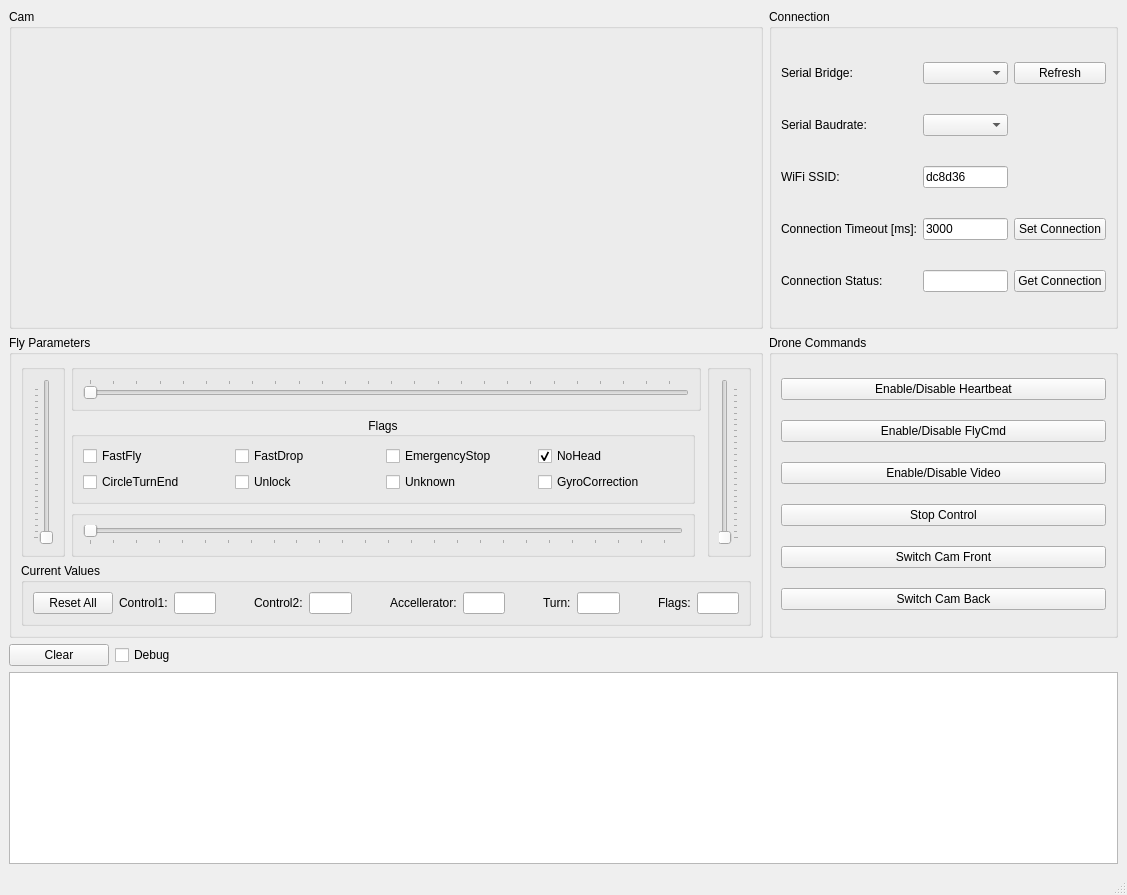
Before: the Qt Designer form controller/mainwindow.ui in Zorne7/NovaCamDrone, drawn with Qt 5.
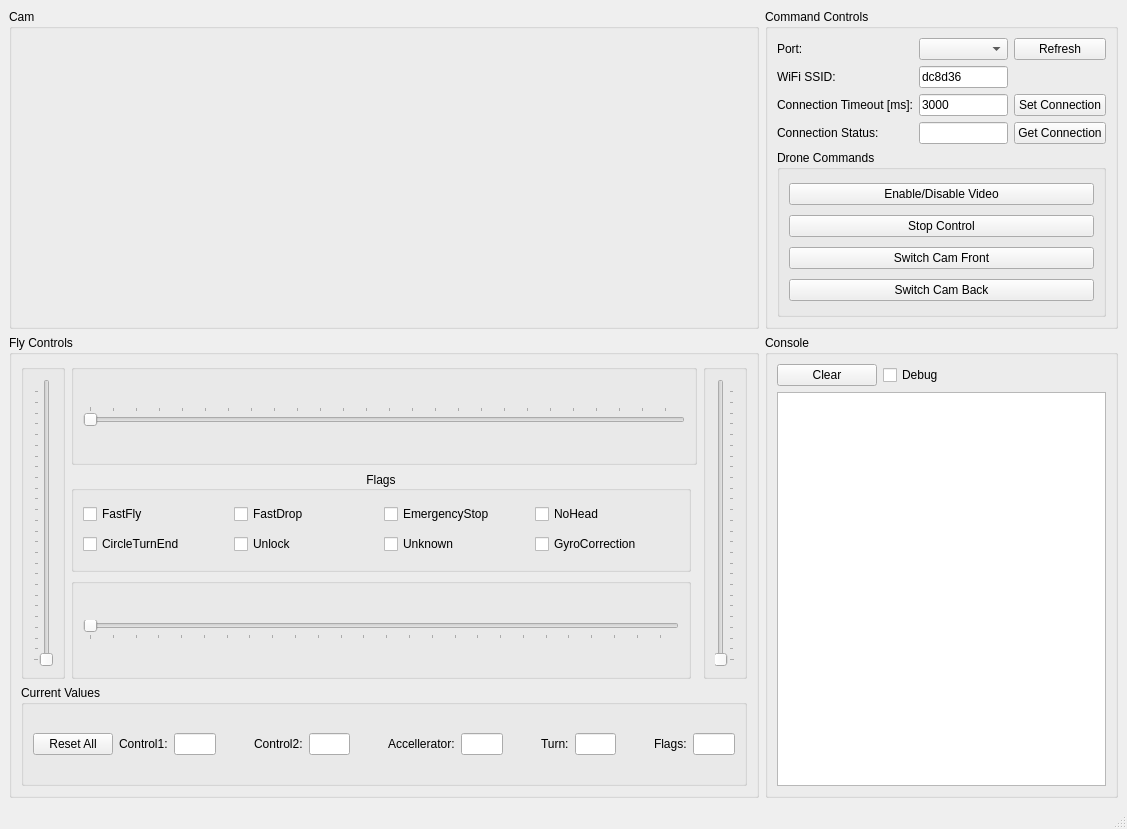
After: the same form once the commit is applied.

Commit message: modified interaction from gui to esp32

```diff
--- a/controller/mainwindow.ui
+++ b/controller/mainwindow.ui
@@ -7,7 +7,7 @@
     <x>0</x>
     <y>0</y>
     <width>1127</width>
-    <height>895</height>
+    <height>829</height>
    </rect>
   </property>
   <property name="windowTitle">
@@ -15,201 +15,10 @@
   </property>
   <widget class="QWidget" name="centralwidget">
    <layout class="QGridLayout" name="gridLayout">
-    <item row="0" column="4">
-     <widget class="QGroupBox" name="connBox">
-      <property name="sizePolicy">
-       <sizepolicy hsizetype="Preferred" vsizetype="Preferred">
-        <horstretch>0</horstretch>
-        <verstretch>0</verstretch>
-       </sizepolicy>
-      </property>
-      <property name="title">
-       <string>Connection</string>
-      </property>
-      <layout class="QGridLayout" name="gridLayout_3">
-       <item row="0" column="0">
-        <widget class="QLabel" name="label_6">
-         <property name="text">
-          <string>Serial Bridge:</string>
-         </property>
-        </widget>
-       </item>
-       <item row="3" column="1">
-        <widget class="QLineEdit" name="connTimeoutEdit">
-         <property name="text">
-          <string>3000</string>
-         </property>
-        </widget>
-       </item>
-       <item row="2" column="1">
-        <widget class="QLineEdit" name="ssidEdit">
-         <property name="text">
-          <string>dc8d36</string>
-         </property>
-        </widget>
-       </item>
-       <item row="1" column="1">
-        <widget class="QComboBox" name="baudSelector"/>
-       </item>
-       <item row="1" column="0">
-        <widget class="QLabel" name="label_7">
-         <property name="text">
-          <string>Serial Baudrate:</string>
-         </property>
-        </widget>
-       </item>
-       <item row="2" column="0">
-        <widget class="QLabel" name="labelSSID">
-         <property name="text">
-          <string>WiFi SSID:</string>
-         </property>
-        </widget>
-       </item>
-       <item row="0" column="1">
-        <widget class="QComboBox" name="portSelector"/>
-       </item>
-       <item row="0" column="2">
-        <widget class="QPushButton" name="btnRefresh">
-         <property name="text">
-          <string>Refresh</string>
-         </property>
-        </widget>
-       </item>
-       <item row="3" column="0">
-        <widget class="QLabel" name="labelSend">
-         <property name="text">
-          <string>Connection Timeout [ms]:</string>
-         </property>
-        </widget>
-       </item>
-       <item row="4" column="0">
-        <widget class="QLabel" name="label_8">
-         <property name="text">
-          <string>Connection Status:</string>
-         </property>
-        </widget>
-       </item>
-       <item row="4" column="1">
-        <widget class="QLineEdit" name="connStatusEdit">
-         <property name="readOnly">
-          <bool>true</bool>
-         </property>
-        </widget>
-       </item>
-       <item row="4" column="2">
-        <widget class="QPushButton" name="btnGetConn">
-         <property name="text">
-          <string>Get Connection</string>
-         </property>
-        </widget>
-       </item>
-       <item row="3" column="2">
-        <widget class="QPushButton" name="btnSetConn">
-         <property name="text">
-          <string>Set Connection</string>
-         </property>
-        </widget>
-       </item>
-      </layout>
-     </widget>
-    </item>
-    <item row="2" column="0">
-     <widget class="QPushButton" name="btnClear">
-      <property name="maximumSize">
-       <size>
-        <width>100</width>
-        <height>16777215</height>
-       </size>
-      </property>
-      <property name="text">
-       <string>Clear</string>
-      </property>
-     </widget>
-    </item>
-    <item row="1" column="4">
-     <widget class="QGroupBox" name="droneCmdBox">
-      <property name="sizePolicy">
-       <sizepolicy hsizetype="Preferred" vsizetype="Preferred">
-        <horstretch>0</horstretch>
-        <verstretch>0</verstretch>
-       </sizepolicy>
-      </property>
-      <property name="title">
-       <string>Drone Commands</string>
-      </property>
-      <layout class="QVBoxLayout" name="droneLayout">
-       <item>
-        <widget class="QPushButton" name="btnHeartbeat">
-         <property name="text">
-          <string>Enable/Disable Heartbeat</string>
-         </property>
-         <property name="checkable">
-          <bool>true</bool>
-         </property>
-        </widget>
-       </item>
-       <item>
-        <widget class="QPushButton" name="btnFly">
-         <property name="text">
-          <string>Enable/Disable FlyCmd</string>
-         </property>
-         <property name="checkable">
-          <bool>true</bool>
-         </property>
-        </widget>
-       </item>
-       <item>
-        <widget class="QPushButton" name="btnVideo">
-         <property name="text">
-          <string>Enable/Disable Video</string>
-         </property>
-         <property name="checkable">
-          <bool>true</bool>
-         </property>
-        </widget>
-       </item>
-       <item>
-        <widget class="QPushButton" name="btnStop">
-         <property name="text">
-          <string>Stop Control</string>
-         </property>
-        </widget>
-       </item>
-       <item>
-        <widget class="QPushButton" name="btnCamFront">
-         <property name="text">
-          <string>Switch Cam Front</string>
-         </property>
-        </widget>
-       </item>
-       <item>
-        <widget class="QPushButton" name="btnCamBack">
-         <property name="text">
-          <string>Switch Cam Back</string>
-         </property>
-        </widget>
-       </item>
-      </layout>
-     </widget>
-    </item>
-    <item row="5" column="0" colspan="5">
-     <widget class="QTextEdit" name="log">
-      <property name="readOnly">
-       <bool>true</bool>
-      </property>
-     </widget>
-    </item>
-    <item row="2" column="1">
-     <widget class="QCheckBox" name="debugCheck">
-      <property name="text">
-       <string>Debug</string>
-      </property>
-     </widget>
-    </item>
     <item row="1" column="0" colspan="4">
      <widget class="QGroupBox" name="flyParamBox">
       <property name="title">
-       <string>Fly Parameters</string>
+       <string>Fly Controls</string>
       </property>
       <layout class="QGridLayout" name="gridLayout_2">
        <item row="0" column="0" rowspan="3">
@@ -500,7 +309,7 @@
              <string>NoHead</string>
             </property>
             <property name="checked">
-             <bool>true</bool>
+             <bool>false</bool>
             </property>
            </widget>
           </item>
@@ -588,6 +397,176 @@
       </layout>
      </widget>
     </item>
+    <item row="0" column="4">
+     <widget class="QGroupBox" name="connBox">
+      <property name="sizePolicy">
+       <sizepolicy hsizetype="Preferred" vsizetype="Preferred">
+        <horstretch>0</horstretch>
+        <verstretch>0</verstretch>
+       </sizepolicy>
+      </property>
+      <property name="title">
+       <string>Command Controls</string>
+      </property>
+      <layout class="QGridLayout" name="gridLayout_3">
+       <item row="2" column="2">
+        <widget class="QPushButton" name="btnSetConn">
+         <property name="text">
+          <string>Set Connection</string>
+         </property>
+        </widget>
+       </item>
+       <item row="0" column="2">
+        <widget class="QPushButton" name="btnRefresh">
+         <property name="text">
+          <string>Refresh</string>
+         </property>
+        </widget>
+       </item>
+       <item row="2" column="0">
+        <widget class="QLabel" name="labelSend">
+         <property name="text">
+          <string>Connection Timeout [ms]:</string>
+         </property>
+        </widget>
+       </item>
+       <item row="0" column="0">
+        <widget class="QLabel" name="label_6">
+         <property name="text">
+          <string>Port:</string>
+         </property>
+        </widget>
+       </item>
+       <item row="0" column="1">
+        <widget class="QComboBox" name="portSelector"/>
+       </item>
+       <item row="1" column="0">
+        <widget class="QLabel" name="labelSSID">
+         <property name="text">
+          <string>WiFi SSID:</string>
+         </property>
+        </widget>
+       </item>
+       <item row="2" column="1">
+        <widget class="QLineEdit" name="connTimeoutEdit">
+         <property name="text">
+          <string>3000</string>
+         </property>
+        </widget>
+       </item>
+       <item row="3" column="0">
+        <widget class="QLabel" name="label_8">
+         <property name="text">
+          <string>Connection Status:</string>
+         </property>
+        </widget>
+       </item>
+       <item row="3" column="2">
+        <widget class="QPushButton" name="btnGetConn">
+         <property name="text">
+          <string>Get Connection</string>
+         </property>
+        </widget>
+       </item>
+       <item row="3" column="1">
+        <widget class="QLineEdit" name="connStatusEdit">
+         <property name="readOnly">
+          <bool>true</bool>
+         </property>
+        </widget>
+       </item>
+       <item row="1" column="1">
+        <widget class="QLineEdit" name="ssidEdit">
+         <property name="text">
+          <string>dc8d36</string>
+         </property>
+        </widget>
+       </item>
+       <item row="4" column="0" colspan="3">
+        <widget class="QGroupBox" name="droneCmdBox">
+         <property name="sizePolicy">
+          <sizepolicy hsizetype="Preferred" vsizetype="Preferred">
+           <horstretch>0</horstretch>
+           <verstretch>0</verstretch>
+          </sizepolicy>
+         </property>
+         <property name="title">
+          <string>Drone Commands</string>
+         </property>
+         <layout class="QVBoxLayout" name="droneLayout">
+          <item>
+           <widget class="QPushButton" name="btnVideo">
+            <property name="text">
+             <string>Enable/Disable Video</string>
+            </property>
+            <property name="checkable">
+             <bool>true</bool>
+            </property>
+           </widget>
+          </item>
+          <item>
+           <widget class="QPushButton" name="btnStop">
+            <property name="text">
+             <string>Stop Control</string>
+            </property>
+           </widget>
+          </item>
+          <item>
+           <widget class="QPushButton" name="btnCamFront">
+            <property name="text">
+             <string>Switch Cam Front</string>
+            </property>
+           </widget>
+          </item>
+          <item>
+           <widget class="QPushButton" name="btnCamBack">
+            <property name="text">
+             <string>Switch Cam Back</string>
+            </property>
+           </widget>
+          </item>
+         </layout>
+        </widget>
+       </item>
+      </layout>
+     </widget>
+    </item>
+    <item row="1" column="4">
+     <widget class="QGroupBox" name="groupBox_2">
+      <property name="title">
+       <string>Console</string>
+      </property>
+      <layout class="QGridLayout" name="gridLayout_11">
+       <item row="0" column="0">
+        <widget class="QPushButton" name="btnClear">
+         <property name="maximumSize">
+          <size>
+           <width>100</width>
+           <height>16777215</height>
+          </size>
+         </property>
+         <property name="text">
+          <string>Clear</string>
+         </property>
+        </widget>
+       </item>
+       <item row="0" column="1">
+        <widget class="QCheckBox" name="debugCheck">
+         <property name="text">
+          <string>Debug</string>
+         </property>
+        </widget>
+       </item>
+       <item row="1" column="0" colspan="2">
+        <widget class="QTextEdit" name="log">
+         <property name="readOnly">
+          <bool>true</bool>
+         </property>
+        </widget>
+       </item>
+      </layout>
+     </widget>
+    </item>
    </layout>
   </widget>
   <widget class="QMenuBar" name="menubar">
```
Left out of the diff: 26 changed lines with no effect on the pictures. The commit also changes 6 other files.
